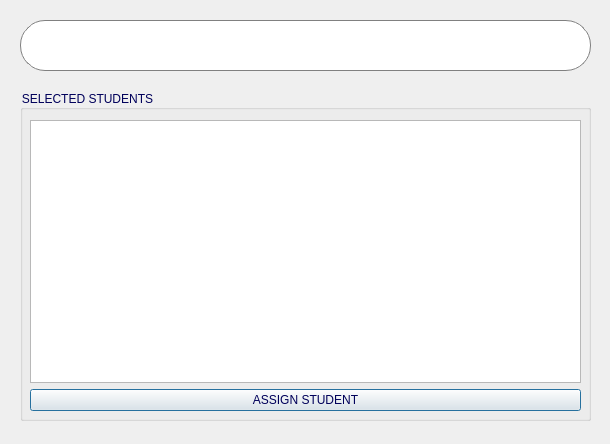
Before: the Qt Designer form ui/Admin/AddStudent.ui in nmthuy426/KTLT-FINALTERM, drawn with Qt 5.
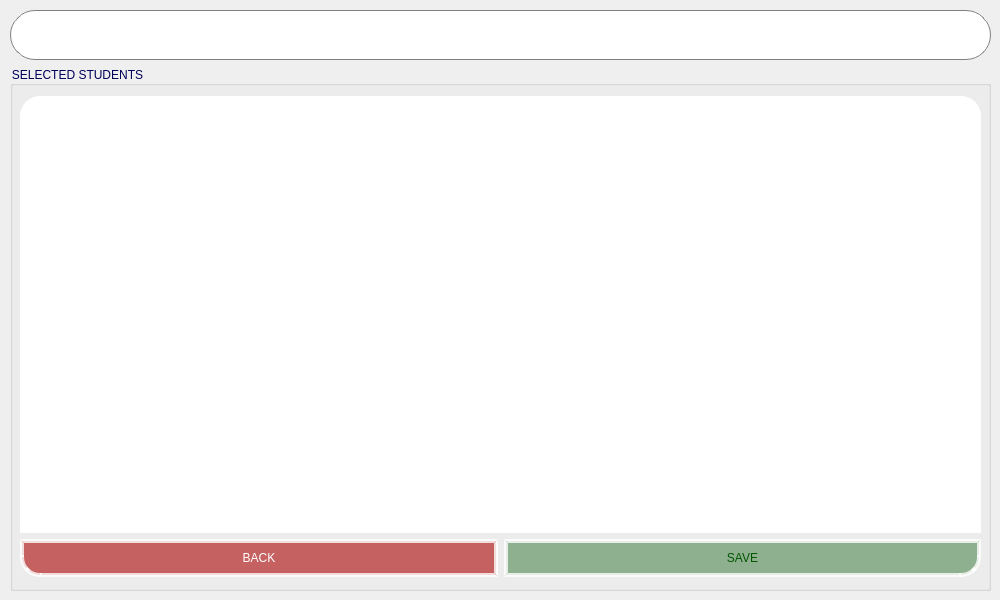
After: the same form once the commit is applied. Icons and pictures are not drawn.

What changed in the file:
```diff
--- a/ui/Admin/AddStudent.ui
+++ b/ui/Admin/AddStudent.ui
@@ -6,21 +6,30 @@
    <rect>
     <x>0</x>
     <y>0</y>
-    <width>610</width>
-    <height>444</height>
+    <width>1000</width>
+    <height>600</height>
    </rect>
   </property>
   <property name="windowTitle">
    <string>Assign Students</string>
   </property>
-  <widget class="QComboBox" name="cmbClass">
+  <widget class="QWidget" name="verticalLayoutWidget_2">
    <property name="geometry">
     <rect>
-     <x>20</x>
-     <y>20</y>
-     <width>571</width>
-     <height>51</height>
+     <x>10</x>
+     <y>10</y>
+     <width>981</width>
+     <height>581</height>
     </rect>
+   </property>
+   <layout class="QVBoxLayout" name="verticalLayout_2">
+    <item>
+     <widget class="QComboBox" name="ComboBox_Class">
+      <property name="minimumSize">
+       <size>
+        <width>0</width>
+        <height>50</height>
+       </size>
    </property>
    <property name="styleSheet">
     <string notr="true">QComboBox {
@@ -50,15 +59,9 @@
 </string>
    </property>
   </widget>
-  <widget class="QGroupBox" name="groupBox">
-   <property name="geometry">
-    <rect>
-     <x>20</x>
-     <y>90</y>
-     <width>571</width>
-     <height>331</height>
-    </rect>
-   </property>
+    </item>
+    <item>
+     <widget class="QGroupBox" name="groupBox_SelectedStudent">
    <property name="styleSheet">
     <string notr="true">font: 2000 12pt &quot;Arial&quot;;
 color: rgb(0,0,90);</string>
@@ -71,23 +74,123 @@
      <rect>
       <x>10</x>
       <y>30</y>
-      <width>551</width>
-      <height>291</height>
+         <width>961</width>
+         <height>481</height>
      </rect>
     </property>
     <layout class="QVBoxLayout" name="verticalLayout">
      <item>
-      <widget class="QListWidget" name="listStudents"/>
+         <widget class="QListWidget" name="listWidget_Students">
+          <property name="minimumSize">
+           <size>
+            <width>0</width>
+            <height>236</height>
+           </size>
+          </property>
+          <property name="maximumSize">
+           <size>
+            <width>16777215</width>
+            <height>500</height>
+           </size>
+          </property>
+          <property name="styleSheet">
+           <string notr="true">    QListWidget {
+        border: 2px solid rgb(255,255,255);
+        border-top-left-radius: 20px;  /* Bo góc trái trên */
+        border-top-right-radius: 20px; /* Bo góc phải trên */
+        border-bottom-left-radius: 0px;  /* Giữ góc dưới vuông */
+        border-bottom-right-radius: 0px; /* Giữ góc dưới vuông */
+        background-color: white;
+        padding: 5px;
+    }</string>
+          </property>
+         </widget>
      </item>
      <item>
-      <widget class="QPushButton" name="btnAssign">
+         <layout class="QHBoxLayout" name="horizontalLayout">
+          <item>
+           <widget class="QPushButton" name="pushButton_Home">
+            <property name="minimumSize">
+             <size>
+              <width>0</width>
+              <height>35</height>
+             </size>
+            </property>
+            <property name="maximumSize">
+             <size>
+              <width>16777215</width>
+              <height>50</height>
+             </size>
+            </property>
+            <property name="styleSheet">
+             <string notr="true">QPushButton {
+    font: 5000 14pt &quot;Arial&quot;; /* Font Arial Black, size 12 */
+    background-color: rgba(170,0,0,150); /* Màu nền đỏ đậm */
+    color: rgb(255,255,255); /* Màu chữ trắng */
+    border-bottom-left-radius: 20px;
+    padding: 4px; /* Khoảng cách giữa chữ và viền */
+    border: 4px solid rgba(255, 255,255, 200); /* Viền đỏ đậm */
+    box-shadow: 3px 3px 8px rgba(0, 0, 0, 100); /* Đổ bóng */
+}
+
+QPushButton:hover {
+    background-color: rgb(170,0,0); /* Màu sáng hơn khi hover */
+	color: rgb(255,255,255);
+}
+
+QPushButton:pressed {
+    background-color: rgb(112,0,0); /* Màu tối hơn khi nhấn */
+	color: rgb(255,255,255);
+    box-shadow: 1px 1px 5px rgba(0, 0, 0, 150); /* Giảm bóng khi nhấn */
+}</string>
+            </property>
        <property name="text">
-        <string>ASSIGN STUDENT</string>
+             <string>BACK</string>
        </property>
       </widget>
      </item>
-    </layout>
-   </widget>
+          <item>
+           <widget class="QPushButton" name="pushButton_AssignStudent">
+            <property name="maximumSize">
+             <size>
+              <width>16777215</width>
+              <height>50</height>
+             </size>
+            </property>
+            <property name="styleSheet">
+             <string notr="true">QPushButton {
+    font: 5000 14pt &quot;Arial&quot;; /* Font Arial Black, size 12 */
+    background-color: rgba(0,85,0,100); /* Màu nền đỏ đậm */
+    color: rgb(0, 85, 0); /* Màu chữ trắng */
+	border-bottom-right-radius: 20px;
+	padding: 8px; /* Khoảng cách giữa chữ và viền */
+    border: 4px solid rgba(255, 255,255, 200); /* Viền đỏ đậm */
+    box-shadow: 3px 3px 8px rgba(0, 0, 0, 100); /* Đổ bóng */
+}
+
+QPushButton:hover {
+    background-color:  rgb(0, 109, 80); /* Màu sáng hơn khi hover */
+	color: rgb(255,255,255);
+}
+
+QPushButton:pressed {
+    background-color: rgb(0,85,0); /* Màu tối hơn khi nhấn */
+	color: rgb(255,255,255);
+    box-shadow: 1px 1px 5px rgba(0, 0, 0, 150); /* Giảm bóng khi nhấn */
+}</string>
+            </property>
+            <property name="text">
+             <string>SAVE</string>
+            </property>
+           </widget>
+          </item>
+         </layout>
+        </item>
+       </layout>
+      </widget>
+     </widget>
+    </item>
+   </layout>
   </widget>
  </widget>
  <resources/>
```
Lines whose indentation alone changed are shown as unchanged.
